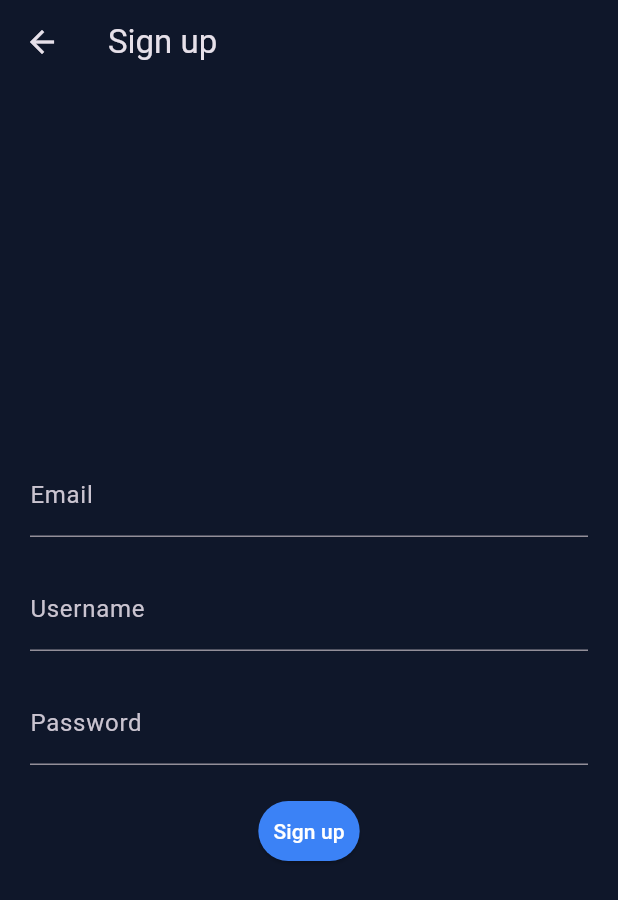
After one commit to makla12/flow_chat, a Flutter app: the screen it shows after launch, after a tap on "Sign up", on a phone screen of 412 x 824 dp. The commit adds this screen. Shown: the top 900 px of the screen. Run offline on Flutter 3.47's test engine with Material 3 defaults, Android fonts, the phone set to English and light mode, and no system bars; our stand-ins replace cloud_firestore, firebase_auth, firebase_core; accounts and stored records are empty.

Commit message:
add firebase auth and database

```diff
--- a/lib/main.dart
+++ b/lib/main.dart
@@ -1,14 +1,23 @@
 import 'package:flutter/material.dart';
 import 'package:firebase_core/firebase_core.dart';
 import 'firebase_options.dart';
+import 'package:firebase_auth/firebase_auth.dart';
 import 'package:flow_chat/screens/welcome_screen.dart';
-import 'package:flow_chat/screens/pivate_chat.dart';
+// import 'package:flow_chat/screens/pivate_chat.dart';
 
 void main() async {
   WidgetsFlutterBinding.ensureInitialized();
   await Firebase.initializeApp(
     options: DefaultFirebaseOptions.currentPlatform,
   );
+
+  FirebaseAuth.instance.authStateChanges().listen((User? user) {
+    if (user == null) {
+      print('User is currently signed out!');
+    } else {
+      print('User is signed in!');
+    }
+  });
   runApp(const MyApp());
 }
 
@@ -20,7 +29,7 @@ class MyApp extends StatelessWidget {
     return MaterialApp(
       title: 'Flutter Demo',
       theme: ThemeData.dark(),
-      home: const PrivateChat(),
+      home: const WelcomeScreen(),
     );
   }
 }
--- /dev/null
+++ b/lib/screens/sign_up.dart
@@ -0,0 +1,98 @@
+import 'package:flutter/material.dart';
+import 'package:firebase_auth/firebase_auth.dart';
+import 'package:cloud_firestore/cloud_firestore.dart';
+
+class SignUp extends StatelessWidget {
+  SignUp({super.key});
+
+  final TextEditingController emailController = TextEditingController();
+  final TextEditingController usernameController = TextEditingController();
+  final TextEditingController passwordController = TextEditingController();
+
+  void _signUp(BuildContext context) async {
+    final String email = emailController.text;
+    final String password = passwordController.text;
+    final String username = usernameController.text;
+    try {
+      final credential = await FirebaseAuth.instance.createUserWithEmailAndPassword(email: email, password: password);
+      credential.user!.updateDisplayName(username);
+      try {
+        await FirebaseFirestore.instance.collection('users').doc(credential.user!.uid).set({
+          'username': username,
+          'email': email,
+          'friends': [],
+        });
+        print("User added to Firestore successfully");
+      } catch (firestoreError) {
+        print("Error adding user to Firestore: $firestoreError");
+      }
+      print(credential.user);
+    } on FirebaseAuthException catch (e) {
+      if (e.code == 'weak-password') {
+        ScaffoldMessenger.of(context).showSnackBar(
+          SnackBar(content: Text("The password provided is too weak."))
+        );
+      } else if (e.code == 'email-already-in-use') {
+        ScaffoldMessenger.of(context).showSnackBar(
+          SnackBar(content: Text("The account already exists for that email."))
+        );
+      }
+    } catch (e) {
+      print("Error: $e");
+    }
+  }
+
+  @override
+  Widget build(BuildContext context) {
+    return Scaffold(
+      backgroundColor: Color(0xFF0F172A),
+      appBar: AppBar(
+        backgroundColor: Color(0xFF0F172A),
+        title: Text("Sign up"),
+      ),
+      body: SafeArea(
+        child: Padding(
+          padding: EdgeInsets.all(20),
+          child: Column(
+            mainAxisAlignment: MainAxisAlignment.center,
+            spacing: 20,
+            children: [
+              TextField(
+                controller: emailController,
+                decoration: InputDecoration(
+                  labelText: "Email",
+                  hintText: "Email",
+                ),
+                keyboardType: TextInputType.emailAddress,
+              ),
+              TextField(
+                controller: usernameController,
+                decoration: InputDecoration(
+                  labelText: "Username",
+                  hintText: "Username",
+                ),
+              ),
+              TextField(
+                controller: passwordController,
+                decoration: InputDecoration(
+                  labelText: "Password",
+                  hintText: "Password",
+                ),
+                obscureText: true,
+              ),
+              ElevatedButton(
+                style: ButtonStyle(
+                  padding: WidgetStatePropertyAll(EdgeInsets.all(10)),
+                  backgroundColor: WidgetStatePropertyAll(Color(0xFF3B82F6)),
+                  foregroundColor: WidgetStatePropertyAll(Colors.white),
+                ),
+                onPressed: () => _signUp(context),
+                child: Text("Sign up"),
+              ),
+            ],
+          ),
+        ),
+      ),
+    );
+  }
+}
--- a/lib/screens/welcome_screen.dart
+++ b/lib/screens/welcome_screen.dart
@@ -1,5 +1,6 @@
 import 'package:flutter/material.dart';
-
+import 'package:flow_chat/screens/sign_up.dart';
+import 'package:flow_chat/screens/log_in.dart';
 class WelcomeScreen extends StatelessWidget {
   const WelcomeScreen({super.key});
 
@@ -32,13 +33,13 @@ class WelcomeScreen extends StatelessWidget {
                   ),
                 ],
               ),
-              // Text("Chat with Flow", style: TextStyle(fontSize: 30)),
-              Column(
-                crossAxisAlignment: CrossAxisAlignment.stretch,
-                children: [
-                  Padding(
-                    padding: EdgeInsets.only(left: 20, right: 20),
-                    child: FilledButton(
+              Padding(
+                padding: EdgeInsets.only(left: 20, right: 20),
+                child: Column(
+                  crossAxisAlignment: CrossAxisAlignment.stretch,
+                  spacing: 20,
+                  children: [
+                    FilledButton(
                       style: ButtonStyle(
                         padding: WidgetStatePropertyAll(EdgeInsets.all(20)),
                         backgroundColor: WidgetStatePropertyAll(
@@ -46,11 +47,26 @@ class WelcomeScreen extends StatelessWidget {
                         ),
                         foregroundColor: WidgetStatePropertyAll(Colors.white),
                       ),
-                      onPressed: () {},
-                      child: Text("Sing up"),
+                      onPressed: () {
+                        Navigator.push(context, MaterialPageRoute(builder: (context) => LogIn()));
+                      },
+                      child: Text("Log in"),
                     ),
-                  ),
-                ],
+                    FilledButton(
+                      style: ButtonStyle(
+                        padding: WidgetStatePropertyAll(EdgeInsets.all(20)),
+                        backgroundColor: WidgetStatePropertyAll(
+                          Color(0xFF3B82F6),
+                        ),
+                        foregroundColor: WidgetStatePropertyAll(Colors.white),
+                      ),
+                      onPressed: () {
+                        Navigator.push(context, MaterialPageRoute(builder: (context) => SignUp()));
+                      },
+                      child: Text("Sign up"),
+                    ),
+                  ],
+                ),
               ),
             ],
           ),
--- a/pubspec.yaml
+++ b/pubspec.yaml
@@ -35,8 +35,8 @@ dependencies:
   # Use with the CupertinoIcons class for iOS style icons.
   cupertino_icons: ^1.0.8
   firebase_core: ^3.12.1
-  firebase_database: ^11.3.4
   firebase_auth: ^5.5.1
+  cloud_firestore: ^5.6.5
 
 dev_dependencies:
   flutter_test:
```
Also changed, not shown: lib/screens/log_in.dart (added, +77 -0 lines), pubspec.lock, 3 other files.
